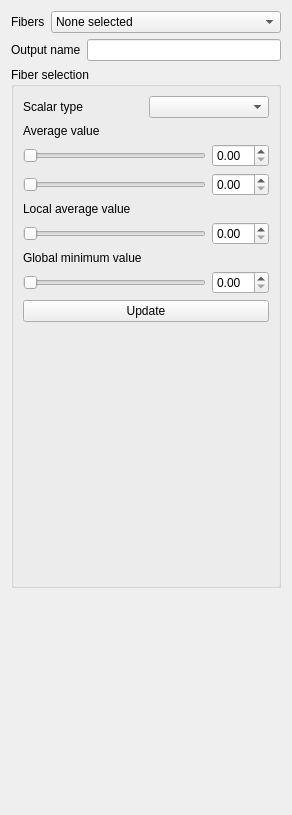
Old version of the form branches/smeesters/plugins/testing/smeesters/ScoringTools/ScoringTools.ui in the repository BackupTheBerlios/viste-tool-svn.
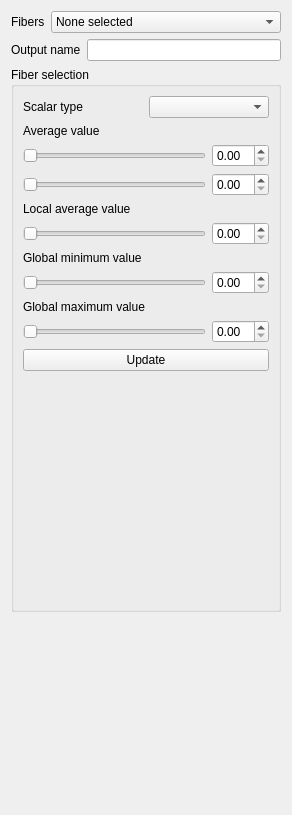
New version of the form.

Commit message: Scoring tools

Patch:
```diff
--- a/branches/smeesters/plugins/testing/smeesters/ScoringTools/ScoringTools.ui
+++ b/branches/smeesters/plugins/testing/smeesters/ScoringTools/ScoringTools.ui
@@ -154,6 +154,27 @@
         </item>
        </layout>
       </item>
+      <item>
+       <widget class="QLabel" name="label_7">
+        <property name="text">
+         <string>Global maximum value</string>
+        </property>
+       </widget>
+      </item>
+      <item>
+       <layout class="QHBoxLayout" name="horizontalLayout_6">
+        <item>
+         <widget class="QSlider" name="globalMaximumSlider">
+          <property name="orientation">
+           <enum>Qt::Horizontal</enum>
+          </property>
+         </widget>
+        </item>
+        <item>
+         <widget class="QDoubleSpinBox" name="globalMaximumSpinBox"/>
+        </item>
+       </layout>
+      </item>
       <item>
        <widget class="QPushButton" name="updateButton">
         <property name="text">
```
The commit also changes 5 other files.
